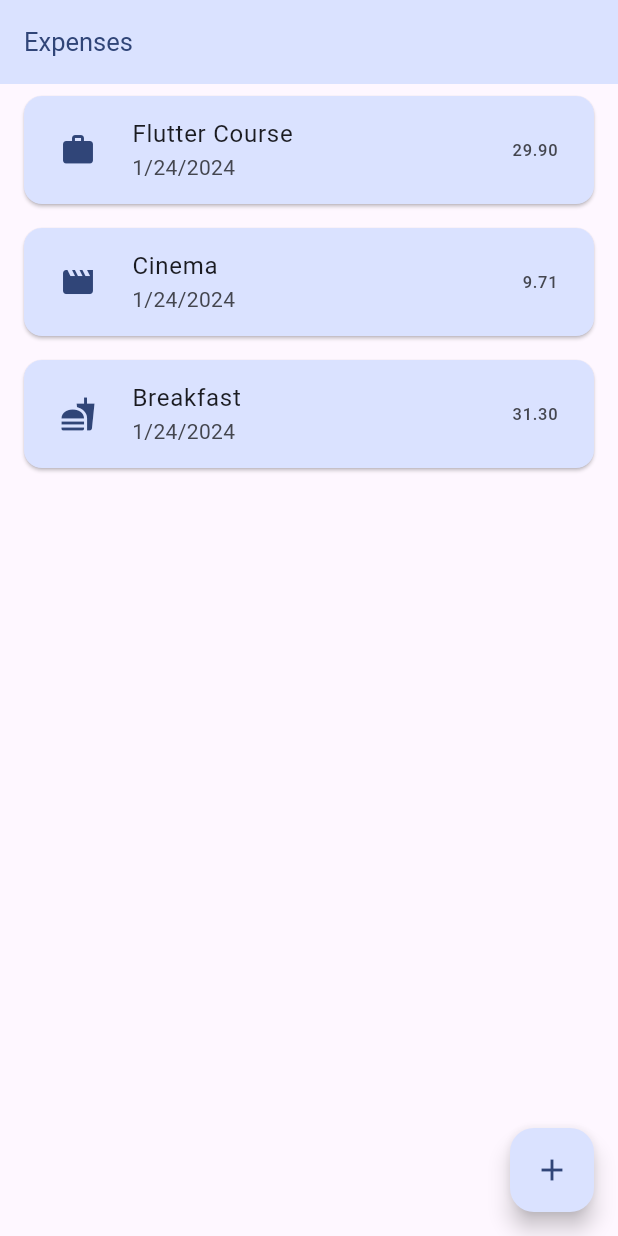
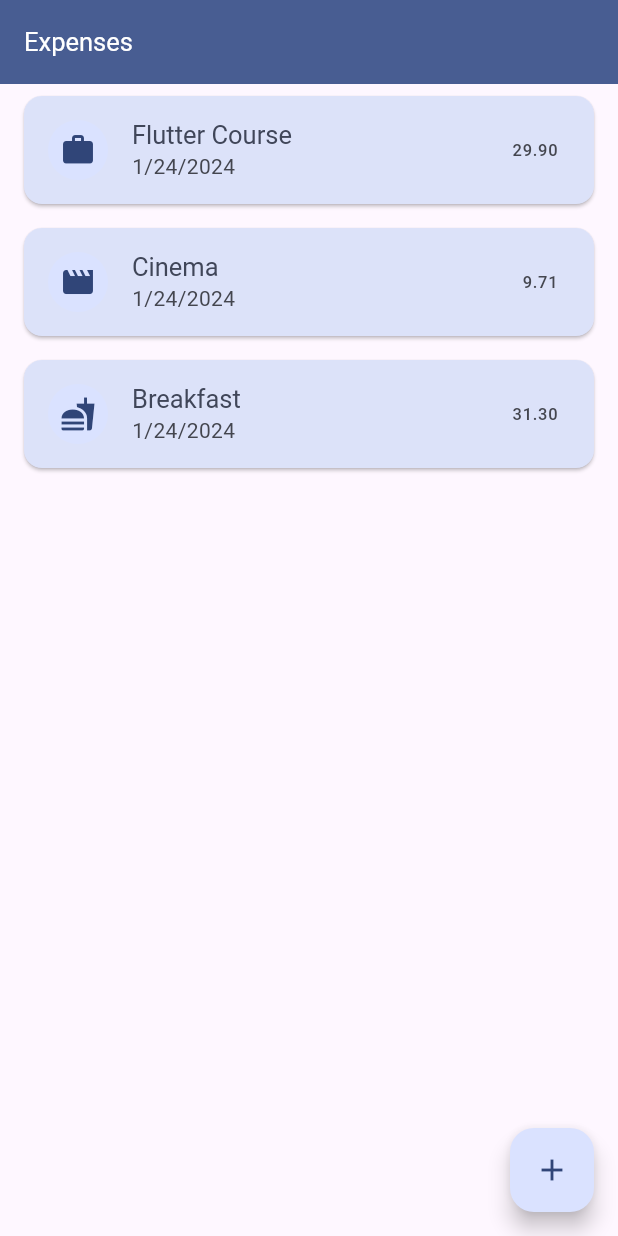
Before and after one commit to kareemkamal11/expenses, a Flutter app: the screen it shows after launch, on a phone screen of 412 x 824 dp. Run offline on Flutter 3.47's test engine with Material 3 defaults, Android fonts, the phone set to English and light mode, and no system bars.

Commit message:
Refactor theme and style configurations, there problems on showDailog and darkTheme not all is working!

```diff
--- a/lib/main.dart
+++ b/lib/main.dart
@@ -13,35 +13,65 @@ class MyApp extends StatelessWidget {
   ColorScheme colorScheme =
       ColorScheme.fromSeed(seedColor: const Color.fromARGB(255, 59, 96, 179));
 
+  ColorScheme darkColorScheme =
+      ColorScheme.fromSeed(seedColor: const Color.fromARGB(255, 59, 96, 179));
+
   @override
   Widget build(BuildContext context) {
     return MaterialApp(
       debugShowCheckedModeBanner: false,
+      themeMode: ThemeMode.system,
       theme: ThemeData().copyWith(
-        colorScheme: colorScheme,
+          colorScheme: colorScheme,
+          appBarTheme: AppBarTheme(
+            backgroundColor: colorScheme.primary,
+            foregroundColor: colorScheme.onPrimary,
+          ),
+          cardTheme: const CardTheme().copyWith(
+            color: colorScheme.secondaryContainer,
+            margin: const EdgeInsets.symmetric(
+              horizontal: 16,
+              vertical: 8,
+            ),
+          ),
+          elevatedButtonTheme: ElevatedButtonThemeData(
+            style: ElevatedButton.styleFrom(
+              backgroundColor: colorScheme.primaryContainer,
+            ),
+          ),
+          textTheme: ThemeData().textTheme.copyWith(
+                  titleLarge: TextStyle(
+                color: colorScheme.onSecondaryContainer,
+                fontSize: 17,
+              ))),
+      // TODO: not all darkTheme colors are set check the Colors here!,
+      darkTheme: ThemeData().copyWith(
+        colorScheme: darkColorScheme,
         appBarTheme: AppBarTheme(
-          backgroundColor: colorScheme.primaryContainer,
-          foregroundColor: colorScheme.onPrimaryContainer,
+          backgroundColor: darkColorScheme.primary,
+          foregroundColor: darkColorScheme.onPrimary,
         ),
         cardTheme: const CardTheme().copyWith(
-          color: colorScheme.primaryContainer,
+          color: darkColorScheme.secondaryContainer,
           margin: const EdgeInsets.symmetric(
             horizontal: 16,
             vertical: 8,
           ),
         ),
         elevatedButtonTheme: ElevatedButtonThemeData(
-          // set a background color is colorScheme.primaryContainer
           style: ElevatedButton.styleFrom(
-            backgroundColor: colorScheme.primaryContainer,
+            backgroundColor: darkColorScheme.onPrimaryContainer,
+            foregroundColor: darkColorScheme.primaryContainer,
           ),
         ),
         textTheme: ThemeData().textTheme.copyWith(
-          titleLarge: TextStyle(
-            color: colorScheme.onSecondaryContainer,
-            fontSize: 17,
-          )
-        )
+                titleLarge: TextStyle(
+              color: darkColorScheme.onSecondaryContainer,
+              fontSize: 17,
+            )),
+        bottomSheetTheme: const BottomSheetThemeData().copyWith(
+          backgroundColor: darkColorScheme.onPrimaryContainer,
+        ),
       ),
       home: const PageExpenses(),
     );
--- a/lib/widgets/expenses_list/expenses_item.dart
+++ b/lib/widgets/expenses_list/expenses_item.dart
@@ -9,7 +9,6 @@ class ExpensesItmes extends StatelessWidget {
 
   final Expense expenseIndex;
 
-
   @override
   Widget build(BuildContext context) {
     return Card(
@@ -17,7 +16,10 @@ class ExpensesItmes extends StatelessWidget {
         leading: CircleAvatar(
           child: Icon(categoryIcons[expenseIndex.category]),
         ),
-        title: Text(expenseIndex.title),
+        title: Text(
+          expenseIndex.title,
+          style: Theme.of(context).textTheme.titleLarge,
+        ),
         subtitle: Text(expenseIndex.formattedDate),
         trailing: Text(expenseIndex.amount.toStringAsFixed(2)),
       ),
--- a/lib/widgets/expenses_list/expenses_list.dart
+++ b/lib/widgets/expenses_list/expenses_list.dart
@@ -5,7 +5,8 @@ import 'package:flutter/material.dart';
 class ExpensesList extends StatelessWidget {
   const ExpensesList({
     super.key,
-    required this.expenses, required this.onRemoveExpense,
+    required this.expenses,
+    required this.onRemoveExpense,
   });
 
   final List<Expense> expenses;
@@ -17,6 +18,10 @@ class ExpensesList extends StatelessWidget {
     return ListView.builder(
       itemCount: expenses.length,
       itemBuilder: (context, index) => Dismissible(
+        background: Container(
+          color: Theme.of(context).colorScheme.error.withOpacity(0.7),
+          margin:Theme.of(context).cardTheme.margin,
+        ),
         onDismissed: (direction) => onRemoveExpense(expenses[index]),
         key: ValueKey(expenses[index]),
         child: ExpensesItmes(
--- a/lib/widgets/new_epenses.dart
+++ b/lib/widgets/new_epenses.dart
@@ -1,3 +1,5 @@
+import 'dart:developer';
+
 import 'package:expenses/models/expenses.dart';
 import 'package:flutter/material.dart';
 import 'package:intl/intl.dart';
@@ -119,7 +121,8 @@ class _NewExpensesState extends State<NewExpenses> {
                 if (titleController.text.trim().isEmpty ||
                     isNotAmount ||
                     selectedDate == null) {
-                  showDialog(
+                      //TODO: fix this dialog
+                    showDialog( // show dialog not working here
                         context: context,
                         builder: (ctx) {
                           return AlertDialog(
@@ -138,28 +141,11 @@ class _NewExpensesState extends State<NewExpenses> {
                                   child: const Text('Okay'))
                             ],
                           );
-                      });
+                        }); // show dialog not working here
                 } else {
-                  widget.onAddExpense(Expense(
-                    title: titleController.text,
-                    amount: enteredAmount,
-                    date: selectedDate!,
-                    category: selectedCategory,
-                  ));
+                  log('create new expense');
                 }
                 Navigator.of(context).pop();
-
-                ScaffoldMessenger.of(context).showSnackBar(
-                  const SnackBar(
-                    // backgroundColor green and text wihte
-                    backgroundColor: Colors.green,
-                    duration: Duration(seconds: 2),
-                    content: Text(
-                      'Expense Added',
-                      style: TextStyle(fontSize: 13),
-                    ),
-                  ),
-                );
               },
               child: const Text('Add Expense'),
             ),
```
Lines whose indentation alone changed are shown as unchanged.
